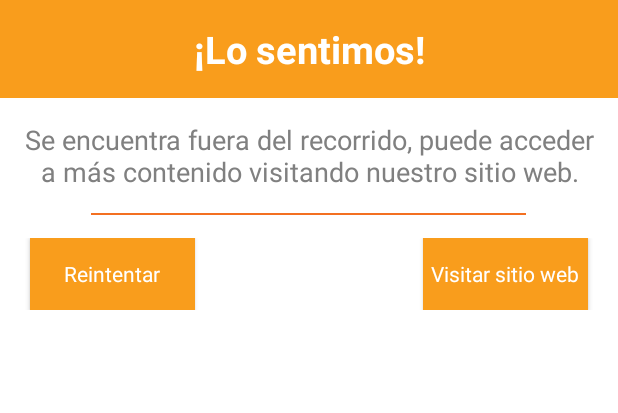
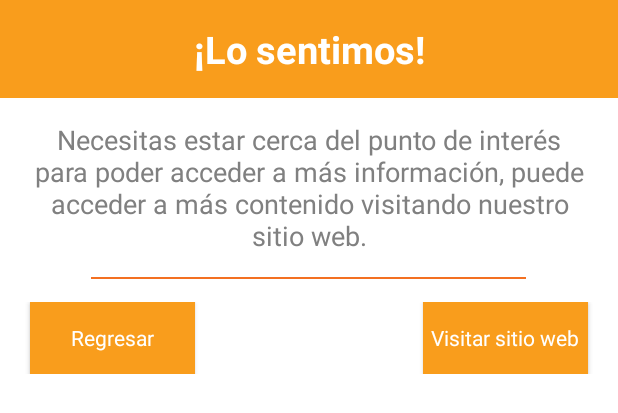
Before and after one commit to EniacsTeam/Recorrido-geologico, an Android app: the layout web_site_link.xml on its own in the app's theme, with its tools: preview values and no code run, on a phone screen of 412 x 824 dp. Shown: the top 413 px of the screen. Run offline under Robolectric (Android 15) with nearby library versions, the phone set to English and light mode, and no system bars.

Commit message:
MSJ fuera de rango borrado

```diff
--- a/app/src/main/res/values/strings.xml
+++ b/app/src/main/res/values/strings.xml
@@ -6,9 +6,9 @@
     <string name="ver_mas"><u>Ver más</u></string>
     <string name="aviso_ver_mas">¡Lo sentimos!</string>
     <string name="aviso_texto">Necesitas estar cerca del punto de interés para poder acceder a más información</string>
-    <string name="aviso_texto_website">Se encuentra fuera del recorrido, puede acceder a más contenido visitando nuestro sitio web.</string>
+    <string name="aviso_texto_website">Necesitas estar cerca del punto de interés para poder acceder a más información, puede acceder a más contenido visitando nuestro sitio web.</string>
     <string name="aviso_aceptar">Aceptar</string>
-    <string name="aviso_reintentar">Reintentar</string>
+    <string name="aviso_reintentar">Regresar</string>
     <string name="aviso_visitar_website">Visitar sitio web</string>
 
 
```
Also changed, not shown: app/src/main/java/com/eniacs_team/rutamurcielago/CustomDialogClass.java (+2 -8 lines), app/src/main/java/com/eniacs_team/rutamurcielago/Mapa.java (+7 -3 lines), app/src/main/java/com/eniacs_team/rutamurcielago/Ubicacion.java (+19 -9 lines), 25 other files.
